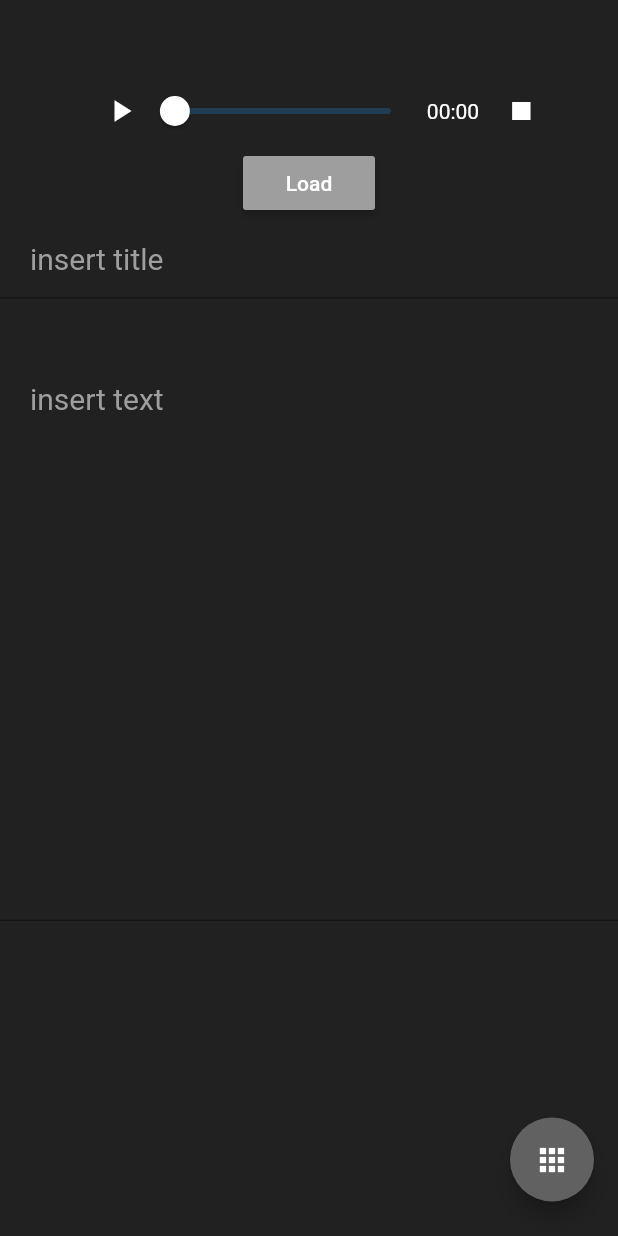
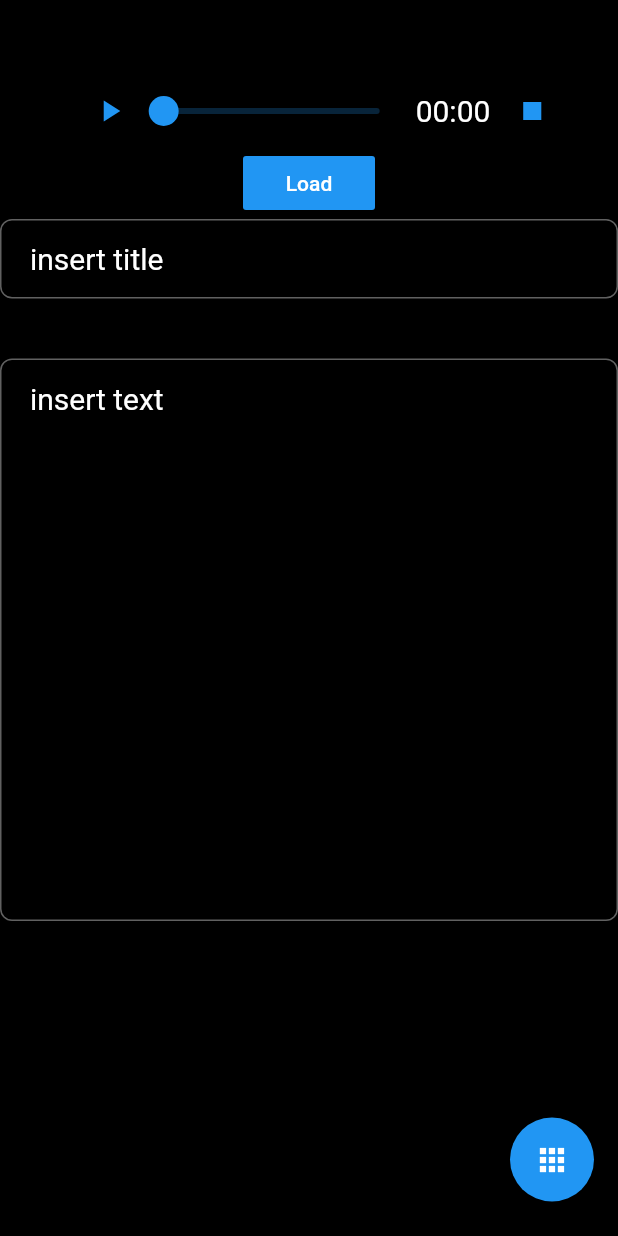
Before and after one commit to Catonzio/rap_edit, a Flutter app: the screen it shows after launch, on a phone screen of 412 x 824 dp. Run offline on Flutter 3.47's test engine with Material 2 defaults, Android fonts, the phone set to English and light mode, and no system bars; our stand-ins replace audioplayers, file_picker; Roboto replaces fonts that are missing (Hind).

Commit message:
aggiunto un tema globale

```diff
--- a/lib/custom_widgets/AudioPlayerWidget.dart
+++ b/lib/custom_widgets/AudioPlayerWidget.dart
@@ -50,12 +50,12 @@ class AudioPlayerWidgetState extends State<AudioPlayerWidget> {
     });
   }
 
-  Slider createSlider() {
+  Slider createSlider(BuildContext context) {
     return Slider(
       value: position.inSeconds.toDouble(),
       min: 0.0,
       max: duration.inSeconds.toDouble(),
-      activeColor: Colors.white,
+      activeColor: Theme.of(context).primaryColor,
       onChanged: (double value) {
         setState(() {
           seekToSecond(value.toInt());
@@ -87,9 +87,6 @@ class AudioPlayerWidgetState extends State<AudioPlayerWidget> {
 
   resumeSong() {
     player.resume();
-    if(position.inSeconds == duration.inSeconds -1) {
-      stopSong();
-    }
     updateText(Icons.pause);
   }
 
@@ -129,12 +126,12 @@ class AudioPlayerWidgetState extends State<AudioPlayerWidget> {
                       child: MaterialButton(
                         //color: Colors.grey,
                         //child: Text('$playPauseButtonText', style: textStyle,),
-                        child: Icon(playPauseIcon, color: Colors.white,),
+                        child: Icon(playPauseIcon, color: Theme.of(context).primaryColor,),
                         onPressed: () => { playPause() },
                       ),
                     )
                   ),
-                  createSlider(),
+                  createSlider(context),
                   Text(
                     getPositionFormatted(),
                     style: textStyle,
@@ -143,7 +140,7 @@ class AudioPlayerWidgetState extends State<AudioPlayerWidget> {
                     child: Container(
                       width: 40,
                       child: MaterialButton(
-                        child: Icon(Icons.stop, color: Colors.white,),
+                        child: Icon(Icons.stop, color: Theme.of(context).primaryColor,),
                         onPressed: () => { stopSong() },
                       ),
                     ),
@@ -158,10 +155,8 @@ class AudioPlayerWidgetState extends State<AudioPlayerWidget> {
                   mainAxisAlignment: MainAxisAlignment.center,
                   crossAxisAlignment: CrossAxisAlignment.center,
                   children: <Widget>[
-
-
                     MaterialButton(
-                      color: Colors.grey,
+                      color: Theme.of(context).primaryColor,
                       child: Text("Load", style: textStyle),
                       onPressed: () => { loadSong() },
                     )
--- a/lib/custom_widgets/floatingButtonsCarouselPage.dart
+++ b/lib/custom_widgets/floatingButtonsCarouselPage.dart
@@ -21,7 +21,6 @@ class FloatingButtonsCarouselState extends State<FloatingButtonsCarousel> with T
   SecondPageState secondPage;
 
   static const List<IconData> icons = const [ Icons.file_download, Icons.save, Icons.delete_forever ];
-  Color backgroundColor = Colors.grey[700];
 
   FloatingButtonsCarouselState(this.secondPage);
 
@@ -41,7 +40,7 @@ class FloatingButtonsCarouselState extends State<FloatingButtonsCarousel> with T
         children: generateLittleFloatingButton().toList()..add(
           new FloatingActionButton(
             heroTag: null,
-            backgroundColor: backgroundColor,
+            backgroundColor: Theme.of(context).primaryColor,
             child: new AnimatedBuilder(
               animation: _controller,
               builder: (BuildContext context, Widget child) {
@@ -82,7 +81,7 @@ class FloatingButtonsCarouselState extends State<FloatingButtonsCarousel> with T
 
         child: new FloatingActionButton(
           heroTag: null,
-          backgroundColor: backgroundColor,
+          backgroundColor: Theme.of(context).primaryColor,
           mini: true,
           child: new Icon(icons[0]),
           onPressed: () { secondPage.loadFiles(context); },
@@ -105,7 +104,7 @@ class FloatingButtonsCarouselState extends State<FloatingButtonsCarousel> with T
 
         child: new FloatingActionButton(
           heroTag: null,
-          backgroundColor: backgroundColor,
+          backgroundColor: Theme.of(context).primaryColor,
           mini: true,
           child: new Icon(icons[1]),
           onPressed: () { secondPage.saveFile(); },
@@ -128,7 +127,7 @@ class FloatingButtonsCarouselState extends State<FloatingButtonsCarousel> with T
 
         child: new FloatingActionButton(
           heroTag: null,
-          backgroundColor: backgroundColor,
+          backgroundColor: Theme.of(context).primaryColor,
           mini: true,
           child: new Icon(icons[2]),
           onPressed: () { alertDeleteText(context); },
--- a/lib/main.dart
+++ b/lib/main.dart
@@ -30,8 +30,19 @@ class TabBarDemo extends StatelessWidget {
         TabBarDemo.routeName: (context) => TabBarDemo(),
         TabBarPage.routeName: (context) => TabBarPage()
       },
-
-      home: TabBarPage()
+      theme: ThemeData(
+          brightness: Brightness.dark,
+          scaffoldBackgroundColor: Colors.black,
+          primaryColor: Colors.blue,
+          accentColor: Colors.cyan[600],
+          //fontFamily: 'Georgia',
+          textTheme: TextTheme(
+            headline: TextStyle(fontSize: 50.0, fontWeight: FontWeight.bold),
+            title: TextStyle(fontSize: 36.0, fontStyle: FontStyle.italic),
+            body1: TextStyle(fontSize: 20.0, fontFamily: 'Hind'),
+          )
+      ),
+      home: SecondPage()
     );
   }
 }
--- a/lib/pages/secondPage.dart
+++ b/lib/pages/secondPage.dart
@@ -53,11 +53,12 @@ class SecondPageState extends State<SecondPage> with AutomaticKeepAliveClientMix
       decoration: InputDecoration(
           contentPadding: EdgeInsets.fromLTRB(20.0, 15.0, 20.0, 15.0),
           hintText: "insert title",
-          hintStyle: TextStyle(color: Colors.grey),
-          focusedBorder: OutlineInputBorder(
-            borderSide: BorderSide(color: Colors.grey, width: 2.0),
-            borderRadius: BorderRadius.circular(8.0)
+          hintStyle: TextStyle(color: Colors.white),
+          border: OutlineInputBorder(
+              borderSide: BorderSide(color: Theme.of(context).primaryColor, width: 2.0),
+              borderRadius: BorderRadius.circular(8.0)
           ),
+
       ),
       controller: titleController
     );
@@ -71,9 +72,9 @@ class SecondPageState extends State<SecondPage> with AutomaticKeepAliveClientMix
       decoration: InputDecoration(
           contentPadding: EdgeInsets.fromLTRB(20.0, 15.0, 20.0, 15.0),
           hintText: "insert text",
-          hintStyle: TextStyle(color: Colors.grey),
-          focusedBorder: OutlineInputBorder(
-              borderSide: BorderSide(color: Colors.grey, width: 2.0),
+          hintStyle: TextStyle(color: Colors.white),
+          border: OutlineInputBorder(
+              borderSide: BorderSide(color: Theme.of(context).primaryColor, width: 2.0),
               borderRadius: BorderRadius.circular(8.0)
           ),
       ),
@@ -81,7 +82,7 @@ class SecondPageState extends State<SecondPage> with AutomaticKeepAliveClientMix
     );
 
     return Scaffold(
-        backgroundColor: Colors.black87,
+        //backgroundColor: Colors.black87,
         body: Container(
           child: Center(
             child: Column(
```
